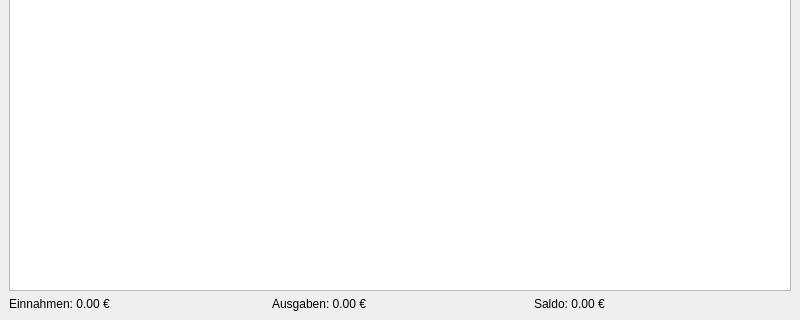
Old version of the form QtApplication5/mainwindow.ui in the repository tb-software-dev/FinanceManager; both pictures show x 0 to 800 and y 280 to 600 of the 800 by 600 pixel window.
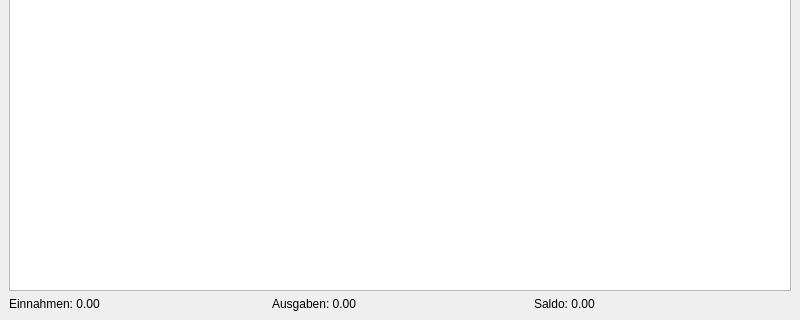
New version of the form.

```diff
--- a/QtApplication5/mainwindow.ui
+++ b/QtApplication5/mainwindow.ui
@@ -166,21 +166,21 @@
 						<item>
 							<widget class="QLabel" name="incomeLabel">
 								<property name="text">
-									<string>Einnahmen: 0.00 €</string>
+									<string>Einnahmen: 0.00 </string>
 								</property>
 							</widget>
 						</item>
 						<item>
 							<widget class="QLabel" name="expensesLabel">
 								<property name="text">
-									<string>Ausgaben: 0.00 €</string>
+									<string>Ausgaben: 0.00 </string>
 								</property>
 							</widget>
 						</item>
 						<item>
 							<widget class="QLabel" name="balanceLabel">
 								<property name="text">
-									<string>Saldo: 0.00 €</string>
+									<string>Saldo: 0.00 </string>
 								</property>
 							</widget>
 						</item>
```
